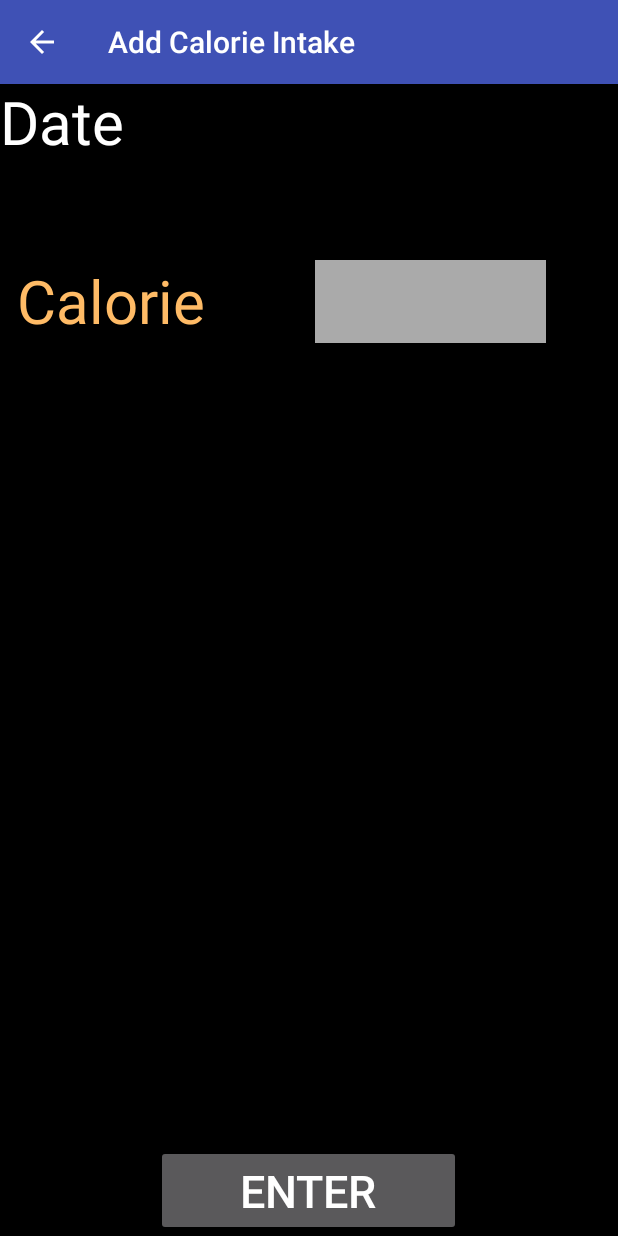
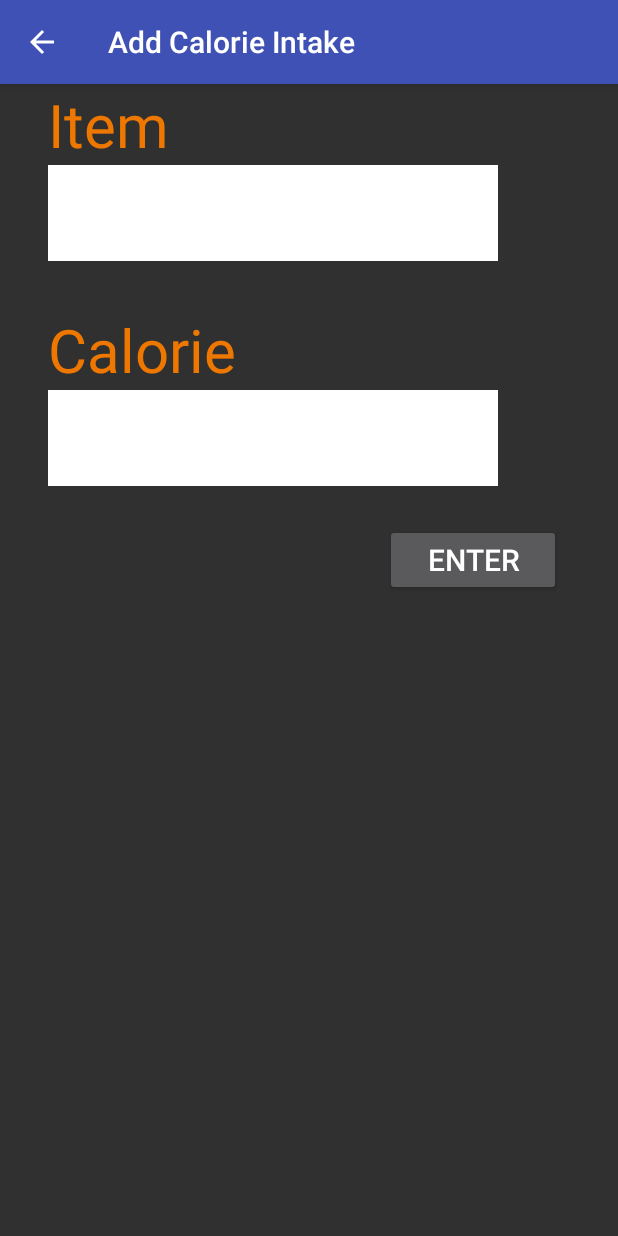
Before and after one commit to zivalee/Simplendar, an Android app: the add_calorie screen opened directly, with no data from a screen before it, on a phone screen of 412 x 824 dp. Run offline under Robolectric (Android 15) with nearby library versions, the phone set to English and light mode, and no system bars.

Commit message:
calorie database and functions added

```diff
--- a/app/src/main/AndroidManifest.xml
+++ b/app/src/main/AndroidManifest.xml
@@ -34,7 +34,7 @@
             android:name=".add_idea"
             android:parentActivityName=".add" />
         <activity
-            android:name=".calorie"
+            android:name=".view_calorie"
             android:parentActivityName=".MainActivity"/>
         <activity
             android:name=".idea"
--- /dev/null
+++ b/app/src/main/java/com/example/ziva/myapplication/CalorieSQL.java
@@ -0,0 +1,77 @@
+package com.example.ziva.myapplication;
+
+import android.content.ContentValues;
+import android.content.Context;
+import android.database.Cursor;
+import android.database.sqlite.SQLiteDatabase;
+import android.database.sqlite.SQLiteOpenHelper;
+import android.widget.Toast;
+
+
+public class CalorieSQL extends SQLiteOpenHelper
+{
+    /*getReadableDatabase()方法讀取資料庫的SQLiteDatabase物件，可用在查詢。*/
+    /* getWritableDatabase()方法擁有更新能力的SQLiteDatabase物件，用途為新增、修改或刪除。*/
+
+
+
+    private final static String DB = "DATA.db";
+    private final static String TB = "Calorie";//資料表
+    private final static int VS = 1;
+    private final static String COL_date = "_date";
+    private final static String COL_item = "_item";
+    private final static String COL_calo = "_calorie";
+    private static final String CREATE_TABLE = "CREATE TABLE "+TB+
+            " (_date TEXT PRIMARY KEY,_item TEXT,_calorie INTEGER);";
+    private static Context context;
+
+
+    public CalorieSQL(Context context) {
+        super(context, DB, null, VS);
+        this.context=context;
+    }
+
+    @Override
+    public void onCreate(SQLiteDatabase db) {
+        try {
+            db.execSQL(CREATE_TABLE);
+        } catch (Exception e) {
+
+        }
+    }
+
+    @Override
+    public void onUpgrade(SQLiteDatabase db, int oldVersion, int newVersion) {
+        String SQL = "DROP TABLE" + TB;
+        db.execSQL(SQL);
+    }
+
+
+    public long addData(String _date, String _item, String _calorie)
+    {
+
+        SQLiteDatabase db = this.getWritableDatabase();
+        ContentValues values = new ContentValues();
+        values.put(COL_date,_date);
+        values.put(COL_item,_item);
+        values.put(COL_calo,_calorie);
+        //long result = db.insert(TB,null,values);
+        long id = db.insert(CalorieSQL.TB, null , values);
+        return id;
+        /*if(result == -1)
+        {
+            return false;
+        }
+        else
+        {
+            return true;
+        }*/
+    }
+
+    public Cursor getData(){
+        SQLiteDatabase db = this.getWritableDatabase();
+        Cursor data = db.rawQuery("SELECT * FROM " + TB, null);
+        return data;
+    }
+
+}
--- a/app/src/main/java/com/example/ziva/myapplication/add_calorie.java
+++ b/app/src/main/java/com/example/ziva/myapplication/add_calorie.java
@@ -1,11 +1,27 @@
 package com.example.ziva.myapplication;
 
+import android.app.Notification;
+import android.content.Intent;
+import android.os.Build;
+import android.support.annotation.RequiresApi;
+import android.support.v4.app.NotificationCompat;
 import android.support.v7.app.ActionBar;
 import android.support.v7.app.AppCompatActivity;
 import android.os.Bundle;
 import android.support.v7.widget.Toolbar;
+import android.view.View;
+import android.view.View.OnClickListener;
+import android.widget.Button;
+import android.widget.EditText;
+import android.widget.TextView;
+import android.widget.Toast;
 
 public class add_calorie extends AppCompatActivity {
+
+    private EditText Edititem;
+    private EditText Edit1;
+    private Button Butt1;
+    public CalorieSQL DH;
 
     @Override
     protected void onCreate(Bundle savedInstanceState) {
@@ -18,5 +34,57 @@ public class add_calorie extends AppCompatActivity {
         // 返回鍵
         ActionBar ab = getSupportActionBar();
         ab.setDisplayHomeAsUpEnabled(true);
+
+        DH = new CalorieSQL(this);
+        Edititem=(EditText)findViewById(R.id.edititem);
+        Edit1=(EditText)findViewById(R.id.edit1);
+        Butt1=(Button)findViewById(R.id.butt1);
+        AddData();
+
+
     }
-}
+
+    public void AddData()
+    {
+
+        Butt1.setOnClickListener(new View.OnClickListener()
+        {
+            @RequiresApi(api = Build.VERSION_CODES.N)
+            public void onClick(View v)
+            {
+                String t1 = Edititem.getText().toString();
+                String t2=Edit1.getText().toString();
+//                CalorieSQL.addData(item, calorie);
+
+                if(t1.isEmpty() || t2.isEmpty())
+                {
+                    Toast.makeText(add_calorie.this,"Fill Both Columns",Toast.LENGTH_LONG).show();
+                }
+                else {
+//                    Bundle extras = getIntent().getExtras();
+//                    String values = null;
+//                    if (extras != null) {
+//                        values = extras.getString("c");
+//                    }
+                    String values = MainActivity.getdata();
+                    long id = DH.addData(values, t1, t2);
+                    Toast.makeText(add_calorie.this, "success", Toast.LENGTH_LONG).show();
+                    Intent view = new Intent(add_calorie.this, view_calorie.class);
+                    startActivity(view);
+//                    if(id>=0)
+//                    {
+//                        Toast.makeText(add_calorie.this,"Data successfully inserted!",Toast.LENGTH_LONG).show();                        Edititem.setText("");
+//                        Edit1.setText("");
+//                    } else
+//                    {
+//                        Toast.makeText(add_calorie.this,"Error!!Please try again.",Toast.LENGTH_LONG).show();
+//                        Edititem.setText("");
+//                        Edit1.setText("");
+//                    }
+                }
+            }
+        });
+
+    }
+
+    }
--- a/app/src/main/res/layout/activity_add_calorie.xml
+++ b/app/src/main/res/layout/activity_add_calorie.xml
@@ -1,11 +1,11 @@
 <?xml version="1.0" encoding="utf-8"?>
-<RelativeLayout
-    xmlns:android="http://schemas.android.com/apk/res/android"
+<android.support.constraint.ConstraintLayout xmlns:android="http://schemas.android.com/apk/res/android"
+    xmlns:app="http://schemas.android.com/apk/res-auto"
     xmlns:tools="http://schemas.android.com/tools"
     android:layout_width="match_parent"
     android:layout_height="match_parent"
     android:shrinkColumns="0"
-    android:background="#000000">
+    >
 
     <include
         android:id="@+id/appbar"
@@ -13,62 +13,77 @@
     </include>
 
     <TextView
-        android:layout_width="match_parent"
-        android:layout_height="wrap_content"
-        android:layout_alignParentStart="true"
-        android:layout_alignParentTop="true"
-        android:text="Add daily calorie"
-        android:textColor="#ffffff"
-        android:textSize="40dp"
-        android:background="#c63300"
-        android:gravity="center"
-        android:id="@+id/add"
-        android:layout_alignParentLeft="true" />
-
-    <TextView
+        android:id="@+id/textView2"
         android:layout_width="wrap_content"
         android:layout_height="wrap_content"
         android:layout_alignParentStart="true"
-        android:layout_below="@+id/add"
-        android:text="Date"
-        android:textColor="#ffffff"
+        android:layout_below="@+id/appbar"
+        android:layout_marginLeft="32dp"
+        android:layout_marginStart="32dp"
+        android:text="Item"
+        android:textColor="#EE7700"
         android:textSize="40dp"
-        android:layout_alignParentLeft="true" />
-
-    <TextView
-        android:layout_width="wrap_content"
-        android:layout_height="wrap_content"
-        android:layout_alignParentStart="true"
-        android:layout_alignTop="@+id/edit1"
-        android:layout_marginStart="11dp"
-        android:text="Calorie"
-        android:textColor="#ffbb66"
-        android:textSize="40dp"
-        android:layout_marginLeft="11dp"
+        app:layout_constraintStart_toStartOf="parent"
+        app:layout_constraintTop_toBottomOf="@+id/appbar"
         android:layout_alignParentLeft="true" />
 
     <EditText
+        android:id="@+id/edititem"
+        android:layout_width="300dp"
+        android:layout_height="64dp"
+        android:layout_marginLeft="32dp"
+        android:layout_marginStart="32dp"
+        android:background="#FFFFFF"
+        android:bottomLeftRadius="2dp"
+        android:bottomRightRadius="2dp"
+        android:textColor="#000000"
+        app:layout_constraintStart_toStartOf="parent"
+        app:layout_constraintTop_toBottomOf="@+id/textView2"
+        tools:ignore="RtlCompat,UnknownId" />
+
+    <TextView
+        android:id="@+id/textView3"
+        android:layout_width="wrap_content"
+        android:layout_height="wrap_content"
+        android:layout_marginLeft="32dp"
+        android:layout_marginStart="32dp"
+        android:layout_marginTop="32dp"
+        android:text="Calorie"
+        android:textColor="#EE7700"
+        android:textSize="40dp"
+        app:layout_constraintStart_toStartOf="parent"
+        app:layout_constraintTop_toBottomOf="@+id/edititem" />
+
+    <EditText
         android:id="@+id/edit1"
-        android:layout_width="154dp"
-        android:layout_height="55dp"
-        android:layout_alignParentEnd="true"
-        android:layout_alignParentTop="true"
-        android:layout_marginEnd="48dp"
-        android:layout_marginTop="173dp"
-        android:background="#aaaaaa"
+        android:layout_width="300dp"
+        android:layout_height="64dp"
+        android:layout_marginLeft="32dp"
+        android:layout_marginStart="32dp"
+        android:background="#FFFFFF"
+        android:bottomLeftRadius="2dp"
+        android:bottomRightRadius="2dp"
         android:inputType="number"
+        android:textColor="#000000"
+        app:layout_constraintStart_toStartOf="parent"
+        app:layout_constraintTop_toBottomOf="@+id/textView3"
         tools:ignore="RtlCompat" />
+
+
     <Button
         android:id="@+id/butt1"
-        android:layout_width="203dp"
+        android:layout_width="117dp"
         android:layout_height="wrap_content"
-        android:layout_alignParentBottom="true"
-        android:layout_centerHorizontal="true"
+        android:layout_marginEnd="38dp"
+        android:layout_marginRight="38dp"
+        android:layout_marginTop="25dp"
         android:text="Enter"
-        android:textSize="30dp" />
+        android:textSize="20dp"
+        app:layout_constraintEnd_toEndOf="parent"
+        app:layout_constraintTop_toBottomOf="@+id/edit1" />
 
 
 
 
 
-</RelativeLayout>
+</android.support.constraint.ConstraintLayout>
--- a/app/src/main/res/values/colors.xml
+++ b/app/src/main/res/values/colors.xml
@@ -8,4 +8,5 @@
     <color name="background_material_light">#1f1f1f</color>
     <color name="accent_material_dark_1">#ff4d6c</color>
     <color name="background_holo_dark">#ff4d6c</color>
+
 </resources>
```
Also changed, not shown: app/src/main/java/com/example/ziva/myapplication/Calorie.java (added, +25 -0 lines), app/src/main/java/com/example/ziva/myapplication/MainActivity.java (+17 -10 lines), app/src/main/java/com/example/ziva/myapplication/add_water.java (+3 -4 lines), app/src/main/java/com/example/ziva/myapplication/calorie.java (deleted, +0 -21 lines), app/src/main/java/com/example/ziva/myapplication/three_column_c.java (added, +47 -0 lines), app/src/main/java/com/example/ziva/myapplication/view_calorie.java (added, +60 -0 lines), app/src/main/res/layout/activity_add_idea.xml (+18 -21 lines), app/src/main/res/layout/activity_add_water.xml (+46 -68 lines), app/src/main/res/layout/activity_calorie.xml (deleted, +0 -14 lines), app/src/main/res/layout/calorie.xml (added, +21 -0 lines), app/src/main/res/layout/calorie_list.xml (added, +29 -0 lines).
